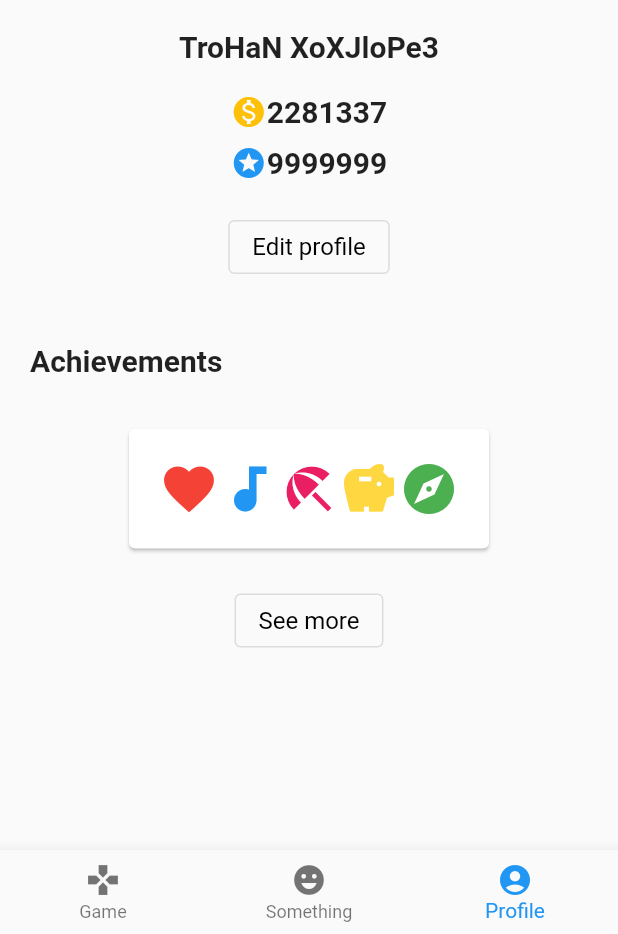
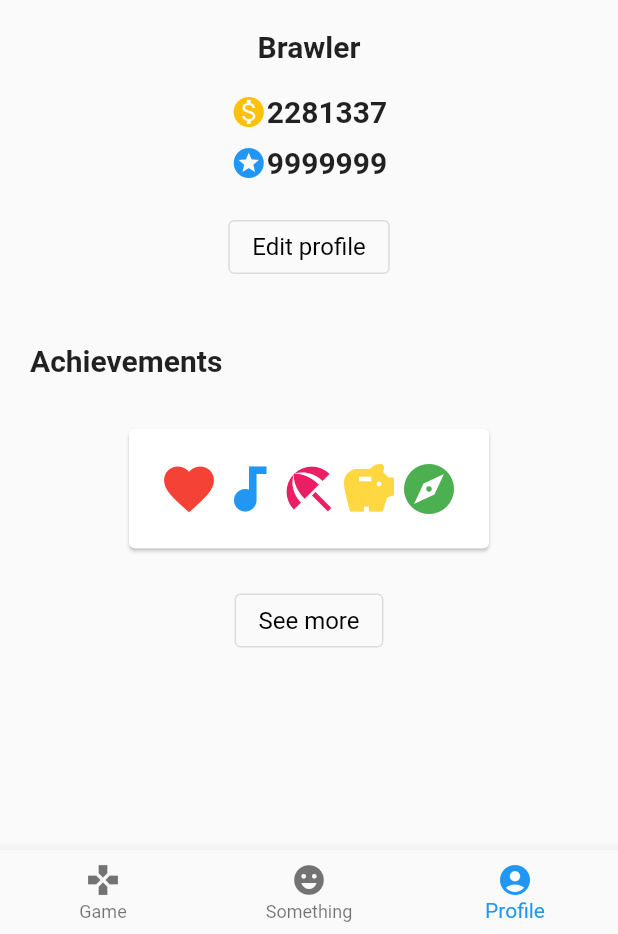
Before and after one commit to EvgenyPetrashko/arithmetic_pvp, a Flutter app: the HomePage screen opened directly, item 3 of the bottom bar chosen, on a phone screen of 412 x 824 dp, the part 302-1236 px from its top. Run offline on Flutter 3.47's test engine with Material 2 defaults, Android fonts, the phone set to English and light mode, and no system bars; our stand-ins replace dio, flutter_svg, loading_overlay, shared_preferences; accounts and stored records are empty.

Commit message:
Loading overlay color was changed

```diff
--- a/lib/profile.dart
+++ b/lib/profile.dart
@@ -72,7 +72,7 @@ class _ProfilePageState extends State<ProfilePage> {
             Container(
               margin: const EdgeInsets.only(bottom: 20),
               child: const Text(
-                "TroHaN XoXJloPe3",
+                "Brawler",
                 style: TextStyle(fontSize: 20, fontWeight: FontWeight.bold),
               ),
             ),
--- a/lib/register.dart
+++ b/lib/register.dart
@@ -49,6 +49,10 @@ class _RegisterPageState extends State<RegisterPage> {
   Widget build(BuildContext context) {
     return Scaffold(
       body: LoadingOverlay(
+        color: Colors.grey,
+        progressIndicator: const CircularProgressIndicator(
+          color: Colors.black,
+        ),
         child: SafeArea(
           child: Center(
             child: SingleChildScrollView(
```
Also changed, not shown: lib/login.dart (+12 -5 lines).
